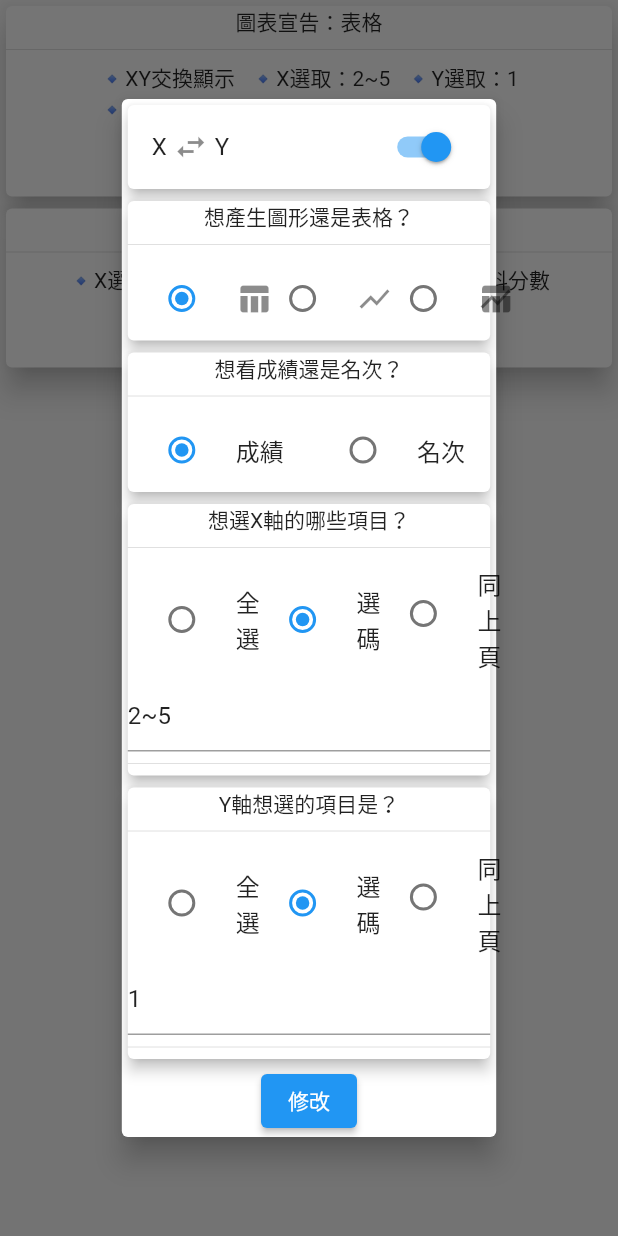
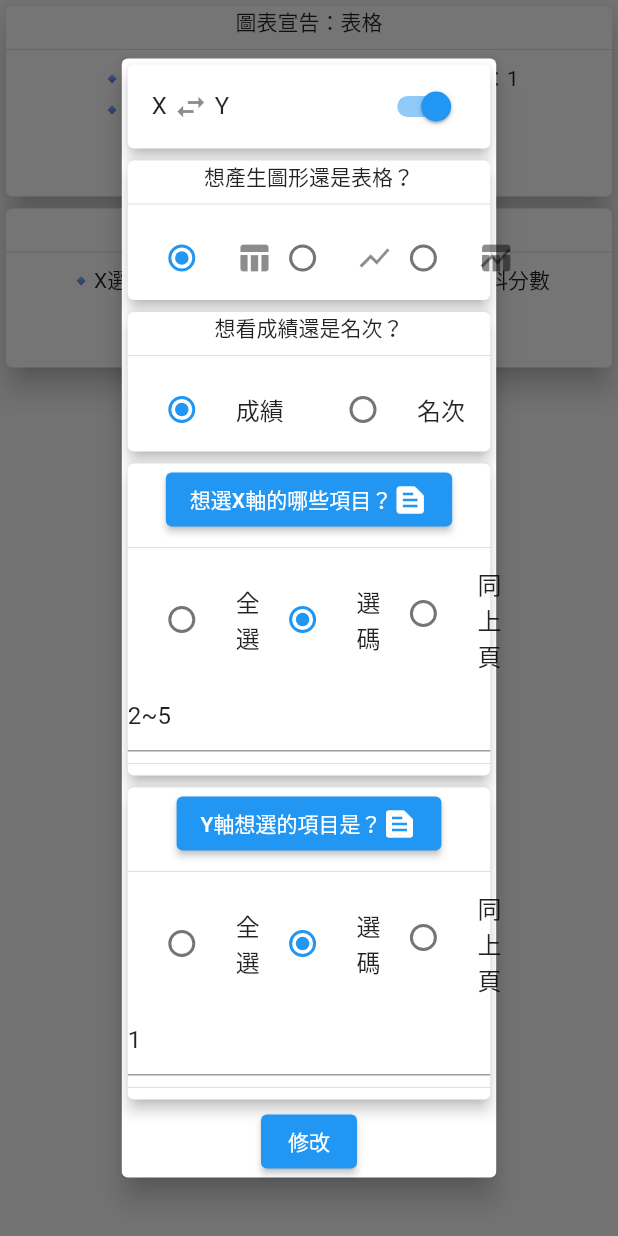
Before and after one commit to ychsue/class_grades_analyzer, a Flutter app: the ExampleWidget widget shown alone on an empty page, opened directly, after a tap on "編輯", on a phone screen of 412 x 824 dp. Run offline on Flutter 3.47's test engine with Material 2 defaults, Android fonts, the phone set to English and light mode, and no system bars; our stand-ins replace file_picker, get, get_storage, pdf, printing, rxdart; missing offline and left inert: excel; accounts and stored records are empty; Roboto replaces fonts that are missing (Georgia).

```diff
--- a/lib/modules/pdf_view/drawer/pkg_pdf_item_declarer_dialog_with_card/UI/select_x_or_y_items.dart
+++ b/lib/modules/pdf_view/drawer/pkg_pdf_item_declarer_dialog_with_card/UI/select_x_or_y_items.dart
@@ -5,10 +5,17 @@ import '../pid_controller.dart';
 import 'package:get/get.dart';
 
 class SelectXorYItems extends StatelessWidget {
-  const SelectXorYItems(this.ctrler, {Key? key, required this.isXorY})
+  const SelectXorYItems(this.ctrler,
+      {Key? key,
+      required this.isXorY,
+      required this.icon,
+      required this.onShow})
       : super(key: key);
   final PIDController ctrler;
   final SelXorY isXorY;
+
+  final Widget icon;
+  final void Function() onShow;
 
   @override
   Widget build(BuildContext context) {
@@ -35,7 +42,16 @@ class SelectXorYItems extends StatelessWidget {
           mainAxisSize: MainAxisSize.min,
           children: [
             Center(
-              child: Text(stHeader),
+              child: ElevatedButton(
+                child: Row(
+                  mainAxisSize: MainAxisSize.min,
+                  children: [
+                    Text(stHeader),
+                    icon,
+                  ],
+                ),
+                onPressed: onShow,
+              ),
             ),
             Divider(),
             ...indSelType(cType),
--- a/lib/modules/pdf_view/drawer/pkg_pdf_item_declarer_dialog_with_card/example_widget.dart
+++ b/lib/modules/pdf_view/drawer/pkg_pdf_item_declarer_dialog_with_card/example_widget.dart
@@ -29,9 +29,17 @@ class ExampleWidget extends StatelessWidget {
         children: [
           PdfItemDeclarerCard(
             itemData: datas[0],
+            iconX: Icon(Icons.text_snippet),
+            iconY: Icon(Icons.text_snippet),
+            showX: (c) => null,
+            showY: (c) => null,
           ),
           PdfItemDeclarerCard(
             itemData: datas[1],
+            iconX: Icon(Icons.text_snippet),
+            iconY: Icon(Icons.text_snippet),
+            showX: (c) => null,
+            showY: (c) => null,
           ),
         ],
       ),
--- a/lib/modules/pdf_view/drawer/pkg_pdf_item_declarer_dialog_with_card/pdf_item_declare_card.dart
+++ b/lib/modules/pdf_view/drawer/pkg_pdf_item_declarer_dialog_with_card/pdf_item_declare_card.dart
@@ -8,10 +8,21 @@ import 'show_declarer_dialog.dart';
 /// More detail, please read [README.md].
 ///
 class PdfItemDeclarerCard extends StatelessWidget {
-  const PdfItemDeclarerCard({Key? key, required this.itemData})
+  const PdfItemDeclarerCard(
+      {Key? key,
+      required this.itemData,
+      required this.iconX,
+      required this.iconY,
+      required this.showX,
+      required this.showY})
       : super(key: key);
 
   final PIDData itemData;
+  final Widget iconX;
+  final Widget iconY;
+  final void Function(BuildContext ctx) showX;
+  final void Function(BuildContext ctx) showY;
+
 
   @override
   Widget build(BuildContext context) {
@@ -34,7 +45,14 @@ class PdfItemDeclarerCard extends StatelessWidget {
           ),
           ElevatedButton(
             onPressed: () {
-              showDeclarerDialog(context, itemData);
+              showDeclarerDialog(
+                context,
+                itemData,
+                iconX: iconX,
+                iconY: iconY,
+                showX: showX,
+                showY: showY,
+              );
             },
             child: Text("編輯"), //I18N
           ),
--- a/lib/modules/pdf_view/drawer/pkg_pdf_item_declarer_dialog_with_card/show_declarer_dialog.dart
+++ b/lib/modules/pdf_view/drawer/pkg_pdf_item_declarer_dialog_with_card/show_declarer_dialog.dart
@@ -11,9 +11,13 @@ import 'pid_controller.dart';
 /// The modified data will be sent back through [itemData.callback]
 /// More detail, please read [README.md].
 ///
-showDeclarerDialog(BuildContext ctx, PIDData itemData) {
+showDeclarerDialog(BuildContext ctx, PIDData itemData, {required Widget iconX,
+    required Widget iconY,
+    required void Function(BuildContext ctx) showX,
+    required void Function(BuildContext ctx) showY}) {
   final ctrler = Get.put(PIDController());
   ctrler.iniParas(data: itemData);
+
 
   showDialog(
     context: ctx,
@@ -35,8 +39,8 @@ showDeclarerDialog(BuildContext ctx, PIDData itemData) {
                       SwitchExchangeXY(cExchangeXY: ctrler.exchangeXY),
                       PDFItemTypeSelector(cType: ctrler.type),
                       GradeTypeSelector(cType: ctrler.gType),
-                      SelectXorYItems(ctrler, isXorY: SelXorY.x),
-                      SelectXorYItems(ctrler, isXorY: SelXorY.y),
+                      SelectXorYItems(ctrler, isXorY: SelXorY.x, icon: iconX, onShow: ()=>showX(sctx)),
+                      SelectXorYItems(ctrler, isXorY: SelXorY.y, icon: iconY, onShow: ()=>showY(sctx)),
                     ],
                   ),
                 ),
--- a/lib/modules/pdf_view/drawer/update_main_declarer.dart
+++ b/lib/modules/pdf_view/drawer/update_main_declarer.dart
@@ -5,9 +5,10 @@ import 'package:get/get.dart';
 import 'pkg_update_main_declarer/pkg_update_main_declarer.dart' as pkg;
 
 void updateMainDeclarer(
-    BuildContext context, Rx<MainPdfDeclarerModel> currentDeclare) {
+    BuildContext context, Rx<MainPdfDeclarerModel> currentDeclare,
+    {required Widget icon, required void Function() onShow}) {
   // 1. show the dialog
-  final c = pkg.pkgUpdateMainDeclarer(context);
+  final c = pkg.pkgUpdateMainDeclarer(context, icon: icon, onShow: onShow);
   // 2. initialize this dialog
   String headerScript = currentDeclare.value.headerScript;
   String bottomScript = currentDeclare.value.bottomScript;
```
Also changed, not shown: lib/modules/pdf_view/drawer/dialog_list_of_an_axis.dart (added, +84 -0 lines), lib/modules/pdf_view/drawer/pdf_declare_drawer.dart (+33 -11 lines), lib/modules/pdf_view/drawer/pkg_update_main_declarer/pkg_update_main_declarer.dart (+8 -1 lines), lib/modules/pdf_view/drawer/show_items_for_manipulate/show_items_for_manipulate.dart (+16 -1 lines), 1 other file.
